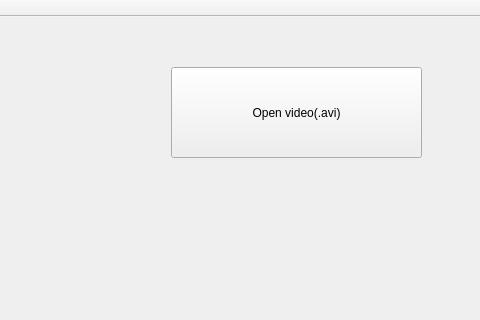
Above: mainwindow.ui from jason741852/gif_maker before the change; both pictures show x 559 to 1039 and y 0 to 320 of the 1039 by 636 pixel window. Below: the same form after it.
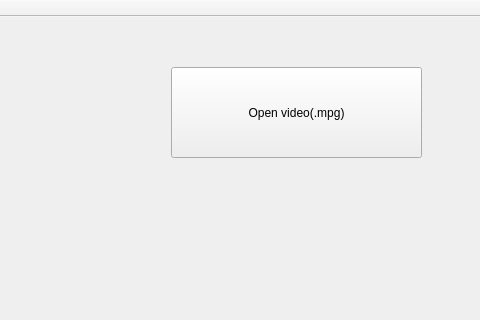
That is the form after the change.

```diff
--- a/mainwindow.ui
+++ b/mainwindow.ui
@@ -24,7 +24,7 @@
      </rect>
     </property>
     <property name="text">
-     <string>Open video(.avi)</string>
+     <string>Open video(.mpg)</string>
     </property>
    </widget>
   </widget>
```
